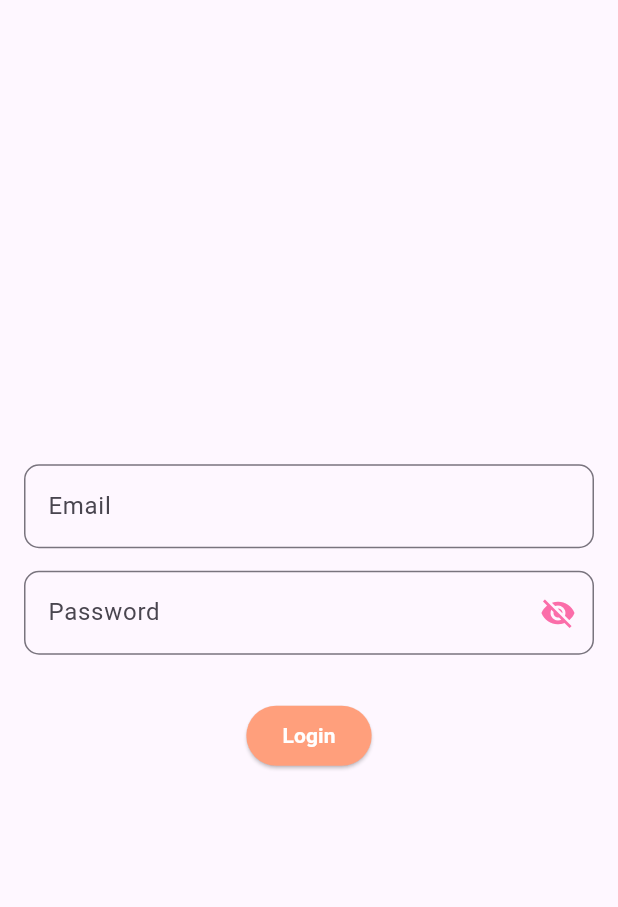
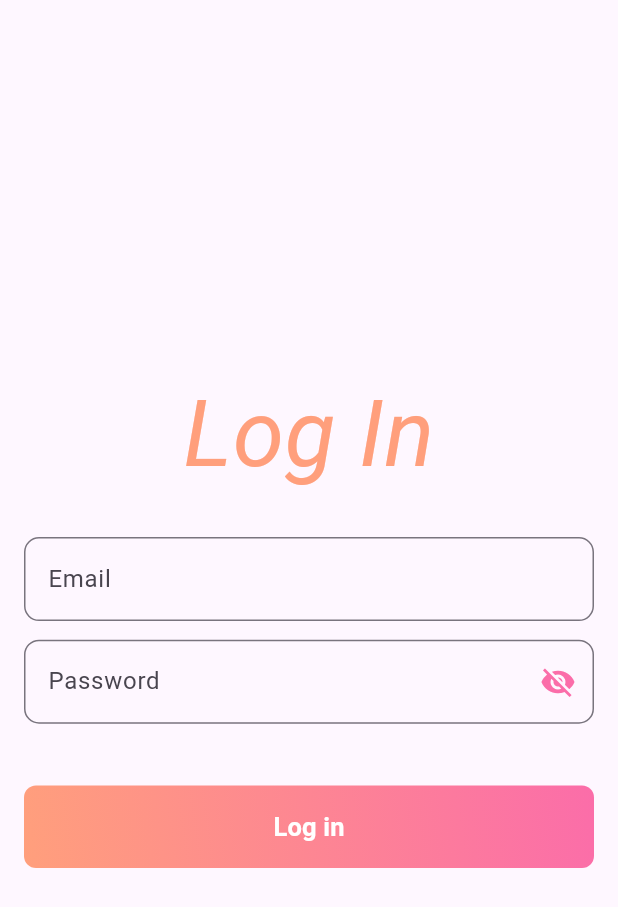
Before and after one commit to JhaAman31/Flutter_assignment, a Flutter app: the screen it shows after launch, on a phone screen of 412 x 824 dp. Shown: the top 907 px of the screen. Run offline on Flutter 3.47's test engine with Material 3 defaults, Android fonts, the phone set to English and light mode, and no system bars; our stand-ins replace equatable, flutter_bloc, fpdart, get_it, internet_connection_checker_plus, shared_preferences and 1 more.

Commit message:
Assignment completed already

```diff
--- a/lib/feature/login/login_screen.dart
+++ b/lib/feature/login/login_screen.dart
@@ -1,6 +1,7 @@
 import 'package:flutter/material.dart';
 import 'package:flutter_assignment/home_screen.dart';
 import 'package:shared_preferences/shared_preferences.dart';
+import '../../core/constants/global.dart';
 import '../../core/theme/app_pallete.dart';
 
 class LoginScreen extends StatefulWidget {
@@ -15,14 +16,19 @@ class _LoginScreenState extends State<LoginScreen> {
   final TextEditingController _emailController = TextEditingController();
   final TextEditingController _passwordController = TextEditingController();
   bool _obscureText = true;
+  bool _isLoading = false;
 
   void _login() async {
     if (_formKey.currentState!.validate()) {
+      setState(() => _isLoading = true);
+      await Future.delayed(const Duration(seconds: 2));
+
       final prefs = await SharedPreferences.getInstance();
       await prefs.setBool('isLoggedIn', true);
+      setState(() => _isLoading = false);
       Navigator.pushReplacement(
         context,
-        MaterialPageRoute(builder: (_) => HomeScreen(toggleTheme: () {})),
+        MaterialPageRoute(builder: (_) => HomeScreen()),
       );
     }
   }
@@ -35,15 +41,25 @@ class _LoginScreenState extends State<LoginScreen> {
           borderRadius: BorderRadius.circular(10),
         );
     return Scaffold(
-
       body: Center(
         child: Padding(
           padding: const EdgeInsets.all(16.0),
+          child: SingleChildScrollView(
             child: Form(
               key: _formKey,
               child: Column(
                 mainAxisAlignment: MainAxisAlignment.center,
                 children: [
+                  Text(
+                    "Log In",
+                    style: TextStyle(
+                      color: AppPallete.gradient3,
+                      fontSize: mq.width * .15,
+                      fontWeight: FontWeight.w400,
+                      fontStyle: FontStyle.italic,
+                    ),
+                  ),
+                  SizedBox(height: mq.height * .03),
                   TextFormField(
                     controller: _emailController,
                     keyboardType: TextInputType.emailAddress,
@@ -55,11 +71,12 @@ class _LoginScreenState extends State<LoginScreen> {
                     validator: (value) {
                       if (value == null || value.isEmpty)
                         return 'This field is Required';
-                    if (!value.contains('@')) return 'Please enter valid email';
+                      if (!value.contains('@gmail.com'))
+                        return 'Please enter valid email';
                       return null;
                     },
                   ),
-                SizedBox(height: 15),
+                  SizedBox(height: mq.height * .015),
                   TextFormField(
                     controller: _passwordController,
                     keyboardType: TextInputType.text,
@@ -75,23 +92,74 @@ class _LoginScreenState extends State<LoginScreen> {
                           });
                         },
                         icon: Icon(
-                        _obscureText ? Icons.visibility_off : Icons.visibility,
+                          _obscureText
+                              ? Icons.visibility_off
+                              : Icons.visibility,
                         ),
                       ),
                     ),
                     obscureText: _obscureText,
-                  validator:
-                      (value) =>
-                          value == null || value.isEmpty
-                              ? 'This field is Required'
-                              : null,
+                    validator: (value) {
+                      if (value == null || value.isEmpty) {
+                        return 'This field is Required';
+                      }
+                      if (value.length < 6) {
+                        return 'Password must be at least 6 characters';
+                      }
+                      if (!RegExp(r'[0-9]').hasMatch(value)) {
+                        return 'Password must contain at least one number';
+                      }
+                      if (!RegExp(r'[a-zA-Z]').hasMatch(value)) {
+                        return 'Password must contain at least one letter';
+                      }
+                      return null;
+                    },
                   ),
-                const SizedBox(height: 30),
-                ElevatedButton(
-                  onPressed: _login,
-                  child:  Text('Login',style: TextStyle(color: AppPallete.whiteColor,fontWeight: FontWeight.w600),),
+                  SizedBox(height: mq.height * .050),
+                  Container(
+                    decoration: BoxDecoration(
+                      borderRadius: BorderRadius.circular(8),
+                      gradient:
+                          _isLoading
+                              ? LinearGradient(
+                                colors: [
+                                  AppPallete.lightGradient3,
+                                  AppPallete.lightGradient2,
+                                ],
+                              )
+                              : const LinearGradient(
+                                colors: [
+                                  AppPallete.gradient3,
+                                  AppPallete.gradient2,
+                                ],
+                                begin: Alignment.bottomLeft,
+                                end: Alignment.topRight,
+                              ),
+                    ),
+                    child: ElevatedButton(
+                      onPressed: _isLoading ? null : _login,
                       style: ElevatedButton.styleFrom(
-                    backgroundColor: AppPallete.gradient3,
+                        fixedSize: const Size(395, 55),
+                        backgroundColor: AppPallete.transparentColor,
+                        shadowColor: AppPallete.transparentColor,
+                        shape: RoundedRectangleBorder(
+                          borderRadius: BorderRadius.circular(8),
+                        ),
+                      ),
+                      child:
+                          _isLoading
+                              ? const CircularProgressIndicator(
+                                color: Colors.white,
+                                strokeWidth: 2,
+                              )
+                              : Text(
+                                "Log in",
+                                style: TextStyle(
+                                  fontSize: 17,
+                                  fontWeight: FontWeight.bold,
+                                  color: AppPallete.whiteColor,
+                                ),
+                              ),
                     ),
                   ),
                 ],
@@ -99,6 +167,7 @@ class _LoginScreenState extends State<LoginScreen> {
             ),
           ),
         ),
+      ),
     );
   }
 }
--- a/lib/home_screen.dart
+++ b/lib/home_screen.dart
@@ -10,8 +10,8 @@ import 'core/theme/app_pallete.dart';
 import 'feature/news/presentation/bloc/news_state.dart';
 
 class HomeScreen extends StatefulWidget {
-  final VoidCallback toggleTheme;
-  const HomeScreen({super.key, required this.toggleTheme});
+  // final VoidCallback toggleTheme;
+  const HomeScreen({super.key});
 
   @override
   State<HomeScreen> createState() => _HomeScreenState();
@@ -46,6 +46,7 @@ class _HomeScreenState extends State<HomeScreen> {
           }),
           backgroundColor: AppPallete.gradient3,
           selectedItemColor: AppPallete.whiteColor,
+          unselectedItemColor: AppPallete.greyColor,
           items: const [
             BottomNavigationBarItem(icon: Icon(Icons.newspaper), label: "News"),
             BottomNavigationBarItem(icon: Icon(Icons.bookmark), label: "Saved"),
--- a/lib/main.dart
+++ b/lib/main.dart
@@ -86,7 +86,7 @@ class _MyAppState extends State<MyApp> {
       themeMode: _themeMode,
       home:
           widget.isLoggedIn
-              ? HomeScreen(toggleTheme: toggleTheme)
+              ? HomeScreen()
               : LoginScreen(),
     );
   }
```
Also changed, not shown: lib/feature/news/presentation/screens/news_detail_screen.dart (+14 -3 lines), assets/images/app_logo.png (added), 27 other files. Lines whose indentation alone changed are shown as unchanged.
